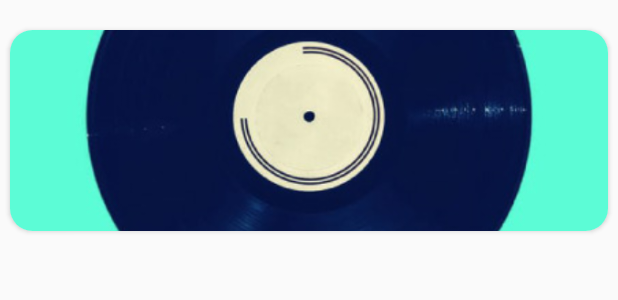
After one commit to HeyPouya/MusicManager, an Android app: the layout saved_layout_item.xml on its own in the app's theme, with its tools: preview values and no code run, on a phone screen of 412 x 824 dp. The commit adds this screen. Shown: the top 300 px of the screen. Run offline under Robolectric (Android 15) with nearby library versions, the phone set to English and light mode, and no system bars.

Commit message:
made the saved albums items

```diff
--- a/app/src/main/java/ir/heydarii/musicmanager/features/savedalbums/SavedAlbumsAdapter.kt
+++ b/app/src/main/java/ir/heydarii/musicmanager/features/savedalbums/SavedAlbumsAdapter.kt
@@ -15,7 +15,7 @@ class SavedAlbumsAdapter(private var list: List<AlbumDatabaseEntity>, private va
         RecyclerView.Adapter<SavedAlbumsAdapter.SearchArtistViewHolder>() {
     override fun onCreateViewHolder(parent: ViewGroup, viewType: Int): SearchArtistViewHolder {
 
-        val view = LayoutInflater.from(parent.context).inflate(R.layout.search_layout_item, parent, false)
+        val view = LayoutInflater.from(parent.context).inflate(R.layout.saved_layout_item, parent, false)
         return SearchArtistViewHolder(view, clickListener)
     }
 
--- a/app/src/main/java/ir/heydarii/musicmanager/features/savedalbums/SavedAlbumsFragment.kt
+++ b/app/src/main/java/ir/heydarii/musicmanager/features/savedalbums/SavedAlbumsFragment.kt
@@ -7,7 +7,7 @@ import android.view.View
 import android.view.ViewGroup
 import androidx.lifecycle.Observer
 import androidx.lifecycle.ViewModelProviders
-import androidx.recyclerview.widget.LinearLayoutManager
+import androidx.recyclerview.widget.GridLayoutManager
 import androidx.recyclerview.widget.RecyclerView
 import com.google.android.material.snackbar.Snackbar
 import ir.heydarii.musicmanager.R
@@ -34,9 +34,9 @@ class SavedAlbumsFragment : BaseFragment() {
     private lateinit var adapter: SavedAlbumsAdapter
 
     override fun onCreateView(
-            inflater: LayoutInflater,
-            container: ViewGroup?,
-            savedInstanceState: Bundle?
+        inflater: LayoutInflater,
+        container: ViewGroup?,
+        savedInstanceState: Bundle?
     ): View? {
         return inflater.inflate(R.layout.saved_albums_fragment, container, false)
     }
@@ -46,7 +46,7 @@ class SavedAlbumsFragment : BaseFragment() {
 
         val viewModelFactory = BaseViewModelFactory()
         viewModel =
-                ViewModelProviders.of(this, viewModelFactory).get(SavedAlbumsViewModel::class.java)
+            ViewModelProviders.of(this, viewModelFactory).get(SavedAlbumsViewModel::class.java)
 
         setUpRecycler()
     }
@@ -60,7 +60,7 @@ class SavedAlbumsFragment : BaseFragment() {
             savedAlbumsClickListener(artistName, albumName)
         }
         recycler.adapter = adapter
-        recycler.layoutManager = LinearLayoutManager(context, RecyclerView.VERTICAL, false)
+        recycler.layoutManager = GridLayoutManager(context, 2, RecyclerView.VERTICAL, false)
     }
 
     /**
@@ -111,7 +111,11 @@ class SavedAlbumsFragment : BaseFragment() {
      */
     private fun showTryAgain() {
         if (view != null)
-            Snackbar.make(view!!, getString(R.string.please_try_again), Snackbar.LENGTH_INDEFINITE).setAction(getString(R.string.try_again)) {
+            Snackbar.make(
+                view!!,
+                getString(R.string.please_try_again),
+                Snackbar.LENGTH_INDEFINITE
+            ).setAction(getString(R.string.try_again)) {
                 viewModel.getAllAlbums()
             }.show()
     }
--- a/app/src/main/res/layout/saved_albums_fragment.xml
+++ b/app/src/main/res/layout/saved_albums_fragment.xml
@@ -8,8 +8,9 @@
 
     <androidx.recyclerview.widget.RecyclerView
         android:id="@+id/recycler"
-        android:layout_width="0dp"
+        android:layout_width="wrap_content"
         android:layout_height="0dp"
+        android:maxWidth="310dp"
         app:layout_constraintBottom_toBottomOf="parent"
         app:layout_constraintEnd_toEndOf="parent"
         app:layout_constraintStart_toStartOf="parent"
--- /dev/null
+++ b/app/src/main/res/layout/saved_layout_item.xml
@@ -0,0 +1,37 @@
+<?xml version="1.0" encoding="utf-8"?>
+<LinearLayout xmlns:android="http://schemas.android.com/apk/res/android"
+    xmlns:app="http://schemas.android.com/apk/res-auto"
+    android:layout_width="match_parent"
+    android:layout_height="wrap_content"
+    android:layout_marginTop="12dp"
+    android:orientation="vertical">
+
+    <androidx.cardview.widget.CardView
+        android:layout_width="match_parent"
+        android:layout_height="150dp"
+        android:layout_gravity="center"
+        app:cardCornerRadius="15dp"
+        app:cardUseCompatPadding="true">
+
+        <ImageView
+            android:id="@+id/imgArtist"
+            android:layout_width="match_parent"
+            android:layout_height="match_parent"
+            android:contentDescription="@string/cover"
+            android:scaleType="centerCrop"
+            android:src="@drawable/ic_album_placeholder" />
+    </androidx.cardview.widget.CardView>
+
+    <TextView
+        android:id="@+id/txtName"
+        android:layout_width="wrap_content"
+        android:layout_height="wrap_content"
+        android:layout_gravity="center"
+        android:layout_marginTop="8dp"
+        android:gravity="start|center_vertical"
+        android:paddingStart="8dp"
+        android:paddingEnd="8dp"
+        android:textSize="18sp"
+        android:textStyle="bold" />
+
+</LinearLayout>
```
